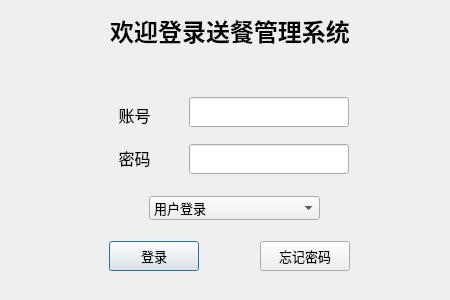
lucaszhang-code/Qt_Study, file Takeaway_System/login_dialog.ui: the form before one commit.
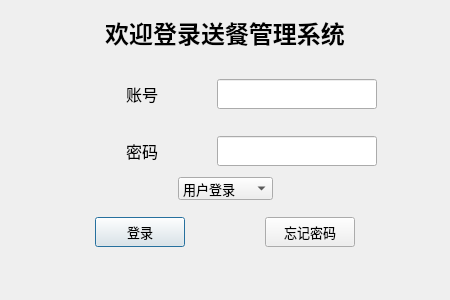
The form after the commit.

Patch:
```diff
--- a/Takeaway_System/login_dialog.ui
+++ b/Takeaway_System/login_dialog.ui
@@ -19,34 +19,78 @@
   <property name="maximumSize">
    <size>
     <width>450</width>
-    <height>300</height>
+    <height>350</height>
    </size>
   </property>
   <property name="windowTitle">
    <string>Dialog</string>
   </property>
+  <layout class="QVBoxLayout" name="verticalLayout_2">
+   <item>
+    <spacer name="verticalSpacer_6">
+     <property name="orientation">
+      <enum>Qt::Vertical</enum>
+     </property>
+     <property name="sizeHint" stdset="0">
+      <size>
+       <width>20</width>
+       <height>40</height>
+      </size>
+     </property>
+    </spacer>
+   </item>
+   <item>
+    <layout class="QHBoxLayout" name="horizontalLayout_6">
+     <item>
+      <spacer name="horizontalSpacer_11">
+       <property name="orientation">
+        <enum>Qt::Horizontal</enum>
+       </property>
+       <property name="sizeHint" stdset="0">
+        <size>
+         <width>40</width>
+         <height>20</height>
+        </size>
+       </property>
+      </spacer>
+     </item>
+     <item>
   <widget class="QLabel" name="login_title">
-   <property name="geometry">
-    <rect>
-     <x>110</x>
-     <y>10</y>
-     <width>240</width>
-     <height>41</height>
-    </rect>
-   </property>
    <property name="text">
     <string>&lt;html&gt;&lt;head/&gt;&lt;body&gt;&lt;p align=&quot;center&quot;&gt;&lt;span style=&quot; font-size:18pt; font-weight:700;&quot;&gt;欢迎登录送餐管理系统&lt;/span&gt;&lt;/p&gt;&lt;/body&gt;&lt;/html&gt;</string>
    </property>
   </widget>
+     </item>
+     <item>
+      <spacer name="horizontalSpacer_12">
+       <property name="orientation">
+        <enum>Qt::Horizontal</enum>
+       </property>
+       <property name="sizeHint" stdset="0">
+        <size>
+         <width>40</width>
+         <height>20</height>
+        </size>
+       </property>
+      </spacer>
+     </item>
+    </layout>
+   </item>
+   <item>
+    <spacer name="verticalSpacer_7">
+     <property name="orientation">
+      <enum>Qt::Vertical</enum>
+     </property>
+     <property name="sizeHint" stdset="0">
+      <size>
+       <width>20</width>
+       <height>40</height>
+      </size>
+     </property>
+    </spacer>
+   </item>
+   <item>
   <widget class="QStackedWidget" name="stackedWidget">
-   <property name="geometry">
-    <rect>
-     <x>9</x>
-     <y>46</y>
-     <width>432</width>
-     <height>245</height>
-    </rect>
-   </property>
    <property name="font">
     <font>
      <pointsize>10</pointsize>
@@ -56,17 +100,51 @@
     <number>0</number>
    </property>
    <widget class="QWidget" name="page_login">
-    <widget class="QWidget" name="layoutWidget">
-     <property name="geometry">
-      <rect>
-       <x>100</x>
-       <y>50</y>
-       <width>51</width>
-       <height>81</height>
-      </rect>
-     </property>
+      <layout class="QGridLayout" name="gridLayout">
+       <item row="0" column="0">
      <layout class="QVBoxLayout" name="verticalLayout">
       <item>
+          <spacer name="verticalSpacer">
+           <property name="orientation">
+            <enum>Qt::Vertical</enum>
+           </property>
+           <property name="sizeHint" stdset="0">
+            <size>
+             <width>20</width>
+             <height>18</height>
+            </size>
+           </property>
+          </spacer>
+         </item>
+         <item>
+          <layout class="QHBoxLayout" name="horizontalLayout_3">
+           <item>
+            <spacer name="horizontalSpacer_3">
+             <property name="orientation">
+              <enum>Qt::Horizontal</enum>
+             </property>
+             <property name="sizeHint" stdset="0">
+              <size>
+               <width>40</width>
+               <height>20</height>
+              </size>
+             </property>
+            </spacer>
+           </item>
+           <item>
+            <spacer name="horizontalSpacer_15">
+             <property name="orientation">
+              <enum>Qt::Horizontal</enum>
+             </property>
+             <property name="sizeHint" stdset="0">
+              <size>
+               <width>40</width>
+               <height>20</height>
+              </size>
+             </property>
+            </spacer>
+           </item>
+           <item>
        <widget class="QLabel" name="label_2">
         <property name="text">
          <string>&lt;html&gt;&lt;head/&gt;&lt;body&gt;&lt;p align=&quot;center&quot;&gt;&lt;span style=&quot; font-size:12pt;&quot;&gt;账号&lt;/span&gt;&lt;/p&gt;&lt;/body&gt;&lt;/html&gt;</string>
@@ -74,24 +152,18 @@
        </widget>
       </item>
       <item>
-       <widget class="QLabel" name="label_3">
-        <property name="text">
-         <string>&lt;html&gt;&lt;head/&gt;&lt;body&gt;&lt;p align=&quot;center&quot;&gt;&lt;span style=&quot; font-size:12pt;&quot;&gt;密码&lt;/span&gt;&lt;/p&gt;&lt;/body&gt;&lt;/html&gt;</string>
-        </property>
-       </widget>
-      </item>
-     </layout>
-    </widget>
-    <widget class="QWidget" name="layoutWidget">
-     <property name="geometry">
-      <rect>
-       <x>180</x>
-       <y>40</y>
-       <width>162</width>
-       <height>101</height>
-      </rect>
-     </property>
-     <layout class="QVBoxLayout" name="verticalLayout_2">
+            <spacer name="horizontalSpacer_4">
+             <property name="orientation">
+              <enum>Qt::Horizontal</enum>
+             </property>
+             <property name="sizeHint" stdset="0">
+              <size>
+               <width>40</width>
+               <height>20</height>
+              </size>
+             </property>
+            </spacer>
+           </item>
       <item>
        <widget class="QLineEdit" name="text_account">
         <property name="minimumSize">
@@ -114,6 +186,82 @@
        </widget>
       </item>
       <item>
+            <spacer name="horizontalSpacer_8">
+             <property name="orientation">
+              <enum>Qt::Horizontal</enum>
+             </property>
+             <property name="sizeHint" stdset="0">
+              <size>
+               <width>40</width>
+               <height>20</height>
+              </size>
+             </property>
+            </spacer>
+           </item>
+          </layout>
+         </item>
+         <item>
+          <spacer name="verticalSpacer_2">
+           <property name="orientation">
+            <enum>Qt::Vertical</enum>
+           </property>
+           <property name="sizeHint" stdset="0">
+            <size>
+             <width>20</width>
+             <height>28</height>
+            </size>
+           </property>
+          </spacer>
+         </item>
+         <item>
+          <layout class="QHBoxLayout" name="horizontalLayout_4">
+           <item>
+            <spacer name="horizontalSpacer_6">
+             <property name="orientation">
+              <enum>Qt::Horizontal</enum>
+             </property>
+             <property name="sizeHint" stdset="0">
+              <size>
+               <width>40</width>
+               <height>20</height>
+              </size>
+             </property>
+            </spacer>
+           </item>
+           <item>
+            <spacer name="horizontalSpacer_16">
+             <property name="orientation">
+              <enum>Qt::Horizontal</enum>
+             </property>
+             <property name="sizeHint" stdset="0">
+              <size>
+               <width>40</width>
+               <height>20</height>
+              </size>
+             </property>
+            </spacer>
+           </item>
+           <item>
+            <widget class="QLabel" name="label_3">
+             <property name="text">
+              <string>&lt;html&gt;&lt;head/&gt;&lt;body&gt;&lt;p align=&quot;center&quot;&gt;&lt;span style=&quot; font-size:12pt;&quot;&gt;密码&lt;/span&gt;&lt;/p&gt;&lt;/body&gt;&lt;/html&gt;</string>
+             </property>
+            </widget>
+           </item>
+           <item>
+            <spacer name="horizontalSpacer_7">
+             <property name="orientation">
+              <enum>Qt::Horizontal</enum>
+             </property>
+             <property name="sizeHint" stdset="0">
+              <size>
+               <width>40</width>
+               <height>20</height>
+              </size>
+             </property>
+            </spacer>
+           </item>
+           <item>
        <widget class="QLineEdit" name="text_password">
         <property name="minimumSize">
          <size>
@@ -134,18 +282,111 @@
         </property>
        </widget>
       </item>
-     </layout>
-    </widget>
-    <widget class="QWidget" name="layoutWidget">
-     <property name="geometry">
-      <rect>
-       <x>100</x>
-       <y>190</y>
-       <width>241</width>
-       <height>41</height>
-      </rect>
-     </property>
+           <item>
+            <spacer name="horizontalSpacer_5">
+             <property name="orientation">
+              <enum>Qt::Horizontal</enum>
+             </property>
+             <property name="sizeHint" stdset="0">
+              <size>
+               <width>40</width>
+               <height>20</height>
+              </size>
+             </property>
+            </spacer>
+           </item>
+          </layout>
+         </item>
+         <item>
+          <spacer name="verticalSpacer_3">
+           <property name="orientation">
+            <enum>Qt::Vertical</enum>
+           </property>
+           <property name="sizeHint" stdset="0">
+            <size>
+             <width>17</width>
+             <height>13</height>
+            </size>
+           </property>
+          </spacer>
+         </item>
+         <item>
+          <layout class="QHBoxLayout" name="horizontalLayout_5">
+           <item>
+            <spacer name="horizontalSpacer_9">
+             <property name="orientation">
+              <enum>Qt::Horizontal</enum>
+             </property>
+             <property name="sizeHint" stdset="0">
+              <size>
+               <width>40</width>
+               <height>20</height>
+              </size>
+             </property>
+            </spacer>
+           </item>
+           <item>
+            <widget class="QComboBox" name="comboBox_selectId">
+             <item>
+              <property name="text">
+               <string>用户登录</string>
+              </property>
+             </item>
+             <item>
+              <property name="text">
+               <string>店家登录</string>
+              </property>
+             </item>
+             <item>
+              <property name="text">
+               <string>管理员登录</string>
+              </property>
+             </item>
+            </widget>
+           </item>
+           <item>
+            <spacer name="horizontalSpacer_10">
+             <property name="orientation">
+              <enum>Qt::Horizontal</enum>
+             </property>
+             <property name="sizeHint" stdset="0">
+              <size>
+               <width>40</width>
+               <height>20</height>
+              </size>
+             </property>
+            </spacer>
+           </item>
+          </layout>
+         </item>
+         <item>
+          <spacer name="verticalSpacer_4">
+           <property name="orientation">
+            <enum>Qt::Vertical</enum>
+           </property>
+           <property name="sizeHint" stdset="0">
+            <size>
+             <width>20</width>
+             <height>18</height>
+            </size>
+           </property>
+          </spacer>
+         </item>
+         <item>
      <layout class="QHBoxLayout" name="horizontalLayout">
+           <item>
+            <spacer name="horizontalSpacer_13">
+             <property name="orientation">
+              <enum>Qt::Horizontal</enum>
+             </property>
+             <property name="sizeHint" stdset="0">
+              <size>
+               <width>40</width>
+               <height>20</height>
+              </size>
+             </property>
+            </spacer>
+           </item>
       <item>
        <widget class="QPushButton" name="btn_login">
         <property name="minimumSize">
@@ -207,33 +448,37 @@
         </property>
        </widget>
       </item>
-     </layout>
-    </widget>
-    <widget class="QComboBox" name="comboBox_selectId">
-     <property name="geometry">
-      <rect>
-       <x>140</x>
-       <y>150</y>
-       <width>171</width>
-       <height>24</height>
-      </rect>
-     </property>
      <item>
-      <property name="text">
-       <string>用户登录</string>
-      </property>
-     </item>
-     <item>
-      <property name="text">
-       <string>店家登录</string>
-      </property>
-     </item>
+            <spacer name="horizontalSpacer_14">
+             <property name="orientation">
+              <enum>Qt::Horizontal</enum>
+             </property>
+             <property name="sizeHint" stdset="0">
+              <size>
+               <width>40</width>
+               <height>20</height>
+              </size>
+             </property>
+            </spacer>
+           </item>
+          </layout>
+         </item>
      <item>
-      <property name="text">
-       <string>管理员登录</string>
-      </property>
-     </item>
-    </widget>
+          <spacer name="verticalSpacer_5">
+           <property name="orientation">
+            <enum>Qt::Vertical</enum>
+           </property>
+           <property name="sizeHint" stdset="0">
+            <size>
+             <width>20</width>
+             <height>40</height>
+            </size>
+           </property>
+          </spacer>
+         </item>
+        </layout>
+       </item>
+      </layout>
    </widget>
    <widget class="QWidget" name="page_forgetPassword">
     <widget class="QWidget" name="layoutWidget_2">
@@ -394,6 +639,8 @@
     </widget>
    </widget>
   </widget>
+   </item>
+  </layout>
  </widget>
  <resources/>
  <connections/>
```
Lines whose indentation alone changed are shown as unchanged.
